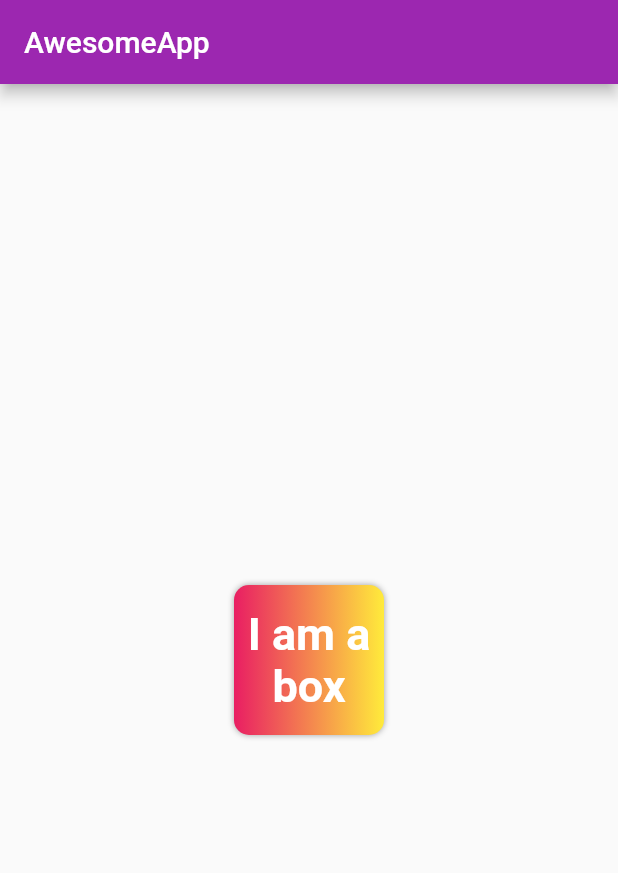
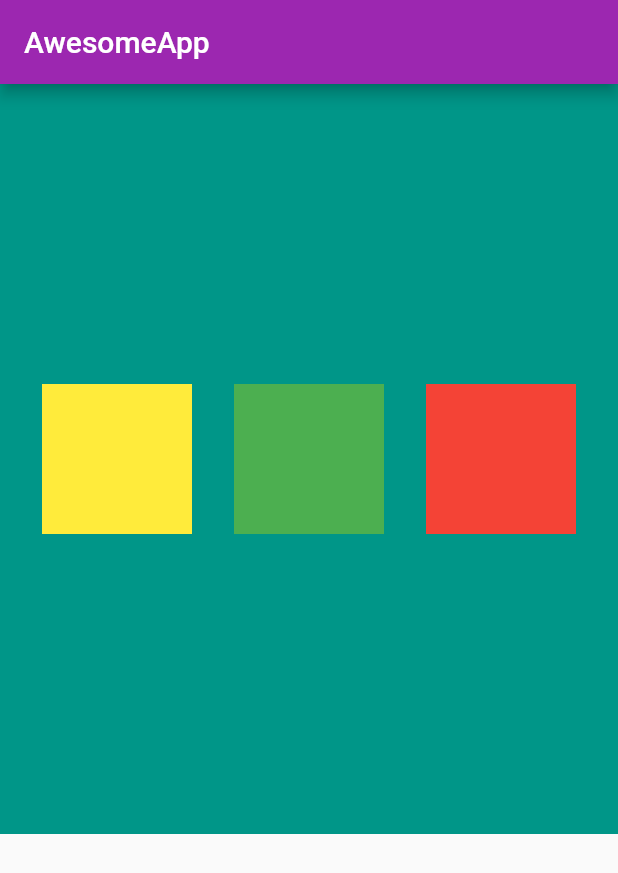
Before and after one commit to jonathas3c/flutter-basics, a Flutter app: the screen it shows after launch, on a phone screen of 412 x 824 dp. Shown: the top 873 px of the screen. Run offline on Flutter 3.47's test engine with Material 2 defaults, Android fonts, the phone set to English and light mode, and no system bars.

Commit message:
Positioning concepts implemented in mock project

```diff
--- a/lib/main.dart
+++ b/lib/main.dart
@@ -1,4 +1,3 @@
-
 import 'package:flutter/material.dart';
 
 void main() {
@@ -15,38 +14,38 @@ class HomePage extends StatelessWidget {
   @override
   Widget build(BuildContext context) {
     return Scaffold(
-      appBar: AppBar(title: Text("AwesomeApp"),
+      appBar: AppBar(
+        title: Text("AwesomeApp"),
       ),
-      body: Center(
-        child: Container(
-          padding: const EdgeInsets.all(8),
-          width: 100,
-          height: 100,
-          clipBehavior: Clip.antiAlias,
-          alignment: Alignment.center,
-          decoration: BoxDecoration(
+      body: Container(
+        height: 500,
+        color: Colors.teal,
+        child: Row(
+              mainAxisAlignment: MainAxisAlignment.spaceEvenly,
+              crossAxisAlignment: CrossAxisAlignment.center,
+              children: <Widget>[
+          Container(
+            padding: const EdgeInsets.all(8),
+            width: 100,
+            height: 100,
+            color: Colors.yellow,
+            alignment: Alignment.center,
+          ),
+          Container(
+            padding: const EdgeInsets.all(8),
+            width: 100,
+            height: 100,
+            color: Colors.green,
+            alignment: Alignment.center,
+          ),
+          Container(
+            padding: const EdgeInsets.all(8),
+            width: 100,
+            height: 100,
             color: Colors.red,
-            borderRadius: BorderRadius.circular(10),
-            gradient: LinearGradient(
-              colors: [
-                Colors.pink,
-                Colors.yellow
-              ]),
-            boxShadow: [
-              BoxShadow(
-                color: Colors.grey,
-                blurRadius: 3,
-              ),
-            ]),
-          child: Text("I am a box",
-          textAlign: TextAlign.center,
-          style: TextStyle(
-            fontSize: 30,
-            color: Colors.white,
-            fontWeight: FontWeight.bold,
+            alignment: Alignment.center,
           ),
-          ),
-        ),
+        ]),
       ),
     );
   }
```
